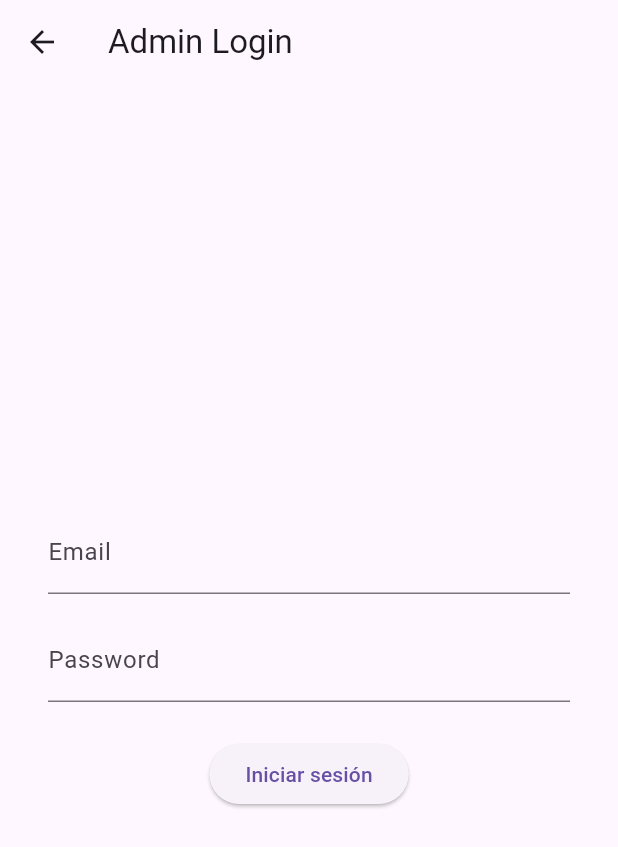
After one commit to YoshuaPariona/anicom_app, a Flutter app: the AdminLoginPage screen opened directly, on a phone screen of 412 x 824 dp. The commit adds this screen. Shown: the top 847 px of the screen. Run offline on Flutter 3.47's test engine with Material 3 defaults, Android fonts, the phone set to English and light mode, and no system bars; our stand-ins replace cloud_firestore, firebase_auth, firebase_core, geolocator, google_maps_flutter, image_picker and 2 more; missing offline and left inert: flutter_admin_scaffold; accounts and stored records are empty.

```diff
--- a/lib/app.dart
+++ b/lib/app.dart
@@ -12,6 +12,8 @@ import 'pages/home_page.dart';
 import 'providers/cart_provider.dart';
 import 'services/inactivity_service.dart';
 import 'app_routes.dart';
+
+final GlobalKey<NavigatorState> navigatorKey = GlobalKey<NavigatorState>();
 
 /// Widget principal de la aplicación que gestiona el estado y el ciclo de vida de la app.
 class MyApp extends StatefulWidget {
--- /dev/null
+++ b/lib/pages/admin/admin_login.dart
@@ -0,0 +1,71 @@
+import 'package:flutter/material.dart';
+import 'package:provider/provider.dart';
+import 'package:anicom_app/services/auth_service.dart';
+
+class AdminLoginPage extends StatefulWidget {
+  const AdminLoginPage({super.key});
+
+  @override
+  State<AdminLoginPage> createState() => _AdminLoginPageState();
+}
+
+class _AdminLoginPageState extends State<AdminLoginPage> {
+  final _emailController = TextEditingController();
+  final _passwordController = TextEditingController();
+  String? error;
+
+  @override
+  Widget build(BuildContext context) {
+    final auth = Provider.of<AuthService>(context, listen: false);
+
+    return Scaffold(
+      appBar: AppBar(title: const Text('Admin Login')),
+      body: Padding(
+        padding: const EdgeInsets.all(32.0),
+        child: Center(
+          child: ConstrainedBox(
+            constraints: const BoxConstraints(maxWidth: 400),
+            child: Column(
+              mainAxisSize: MainAxisSize.min,
+              children: [
+                TextField(
+                  controller: _emailController,
+                  decoration: const InputDecoration(labelText: 'Email'),
+                ),
+                const SizedBox(height: 16),
+                TextField(
+                  controller: _passwordController,
+                  obscureText: true,
+                  decoration: const InputDecoration(labelText: 'Password'),
+                ),
+                const SizedBox(height: 24),
+                ElevatedButton(
+                  onPressed: () async {
+                    try {
+                      await auth.login(
+                        _emailController.text.trim(),
+                        _passwordController.text.trim(),
+                      );
+                    } catch (e) {
+                      setState(() {
+                        error = e.toString();
+                      });
+                    }
+                  },
+                  child: const Text('Iniciar sesión'),
+                ),
+                if (error != null) ...[
+                  const SizedBox(height: 16),
+                  Text(
+                    error!,
+                    style: const TextStyle(color: Colors.red),
+                  ),
+                ],
+              ],
+            ),
+          ),
+        ),
+      ),
+    );
+  }
+}
--- /dev/null
+++ b/lib/pages/auth/auth_service.dart
@@ -0,0 +1,17 @@
+import 'package:firebase_auth/firebase_auth.dart';
+
+class AuthService {
+  final FirebaseAuth _auth = FirebaseAuth.instance;
+
+  Stream<User?> get authStateChanges => _auth.authStateChanges();
+
+  Future<void> signIn(String email, String password) async {
+    await _auth.signInWithEmailAndPassword(email: email, password: password);
+  }
+
+  Future<void> signOut() async {
+    await _auth.signOut();
+  }
+
+  User? get currentUser => _auth.currentUser;
+}
--- a/lib/services/auth_service.dart
+++ b/lib/services/auth_service.dart
@@ -16,6 +16,7 @@ class AuthService {
   /// Constructor interno para crear la instancia singleton.
   AuthService._internal();
 
+  Stream<User?> get authStateChange => _auth.authStateChanges();
   /// Mapa de mensajes de error centralizados para manejar errores comunes de autenticación.
   static const Map<String, String> authErrors = {
     'email-already-in-use': 'El correo ya está registrado.',
--- a/pubspec.yaml
+++ b/pubspec.yaml
@@ -12,13 +12,14 @@ dependencies:
   firebase_core: ^3.13.1
   firebase_database: ^11.3.6
   cloud_firestore: ^5.6.8
+  firebase_auth: ^5.5.4
   provider: ^6.0.5
   geolocator: ^14.0.1
   http: ^1.2.1
   image_picker: ^1.1.2
   google_maps_flutter: ^2.6.0
-  firebase_auth: ^5.5.4
   intl: ^0.20.2
+  flutter_admin_scaffold: ^1.0.0
 
 dev_dependencies:
   flutter_test:
@@ -27,6 +28,7 @@ dev_dependencies:
   flutter_launcher_icons: ^0.13.1
   shared_preferences: ^2.2.2
   sensors_plus: ^4.0.0
+  url_launcher: ^6.1.7
 
 flutter_launcher_icons:
   android: true
@@ -35,7 +37,6 @@ flutter_launcher_icons:
   remove_alpha_ios: true
   background_color: "#efb9e6"
   adaptive_icon_background: "#efb9e6"
-  flutter_admin_scaffold: ^2.0.1
 
 flutter:
   uses-material-design: true
```
Also changed, not shown: lib/main.dart (+29 -7 lines), lib/pages/admin/admin_controller.dart (added, +76 -0 lines), lib/pages/admin/admin_dashboard.dart (added, +57 -0 lines), lib/pages/admin/admin_form.dart (added, +81 -0 lines), lib/pages/admin/admin_sidebar.dart (added, +22 -0 lines), lib/pages/admin/admin_table.dart (added, +111 -0 lines), firebase.json (added), lib/firebase_options.dart (added), pubspec.lock, 7 other files.
